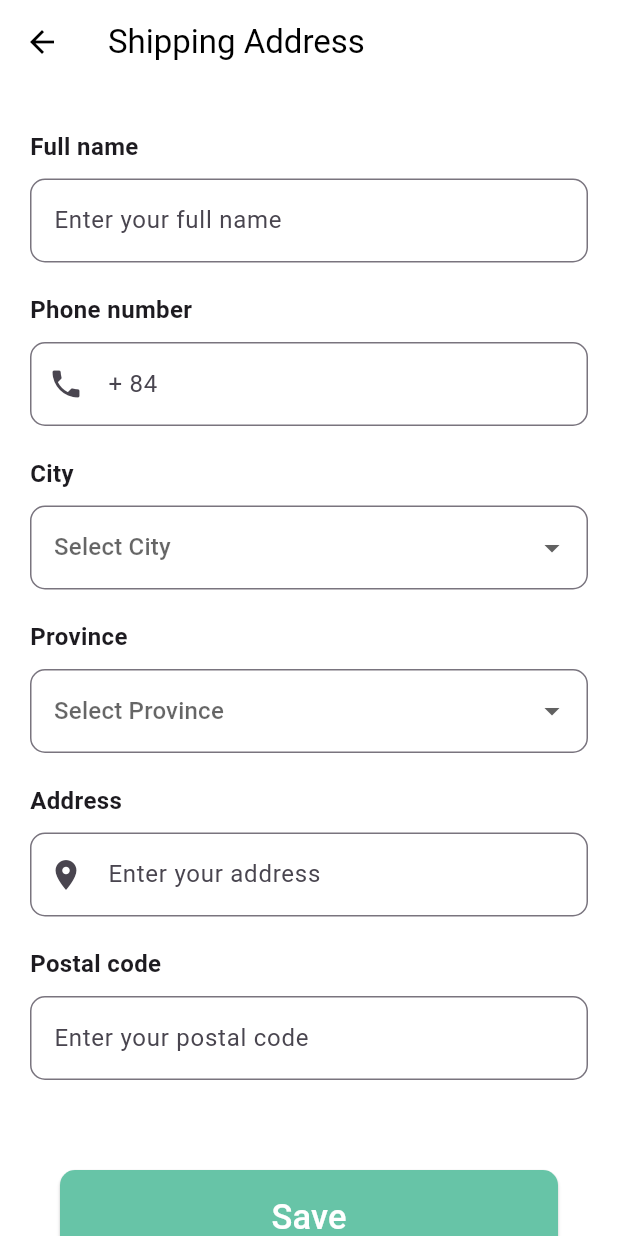
After one commit to ndhue/final_flutter_ecommerce, a Flutter app: the ShippingAddress screen opened by its route, on a phone screen of 412 x 824 dp. The commit adds this screen. Run offline on Flutter 3.47's test engine with Material 3 defaults, Android fonts, the phone set to English and light mode, and no system bars; our stand-ins replace cloud_firestore, fluttertoast; accounts and stored records are empty; network calls fail.

Commit message:
ui/profile-2

```diff
--- a/lib/main.dart
+++ b/lib/main.dart
@@ -1,9 +1,10 @@
 import 'package:final_ecommerce/routes/route_constants.dart';
 import 'package:final_ecommerce/routes/router.dart' as router;
-import 'package:final_ecommerce/screens/screen_export.dart';
 import 'package:flutter/material.dart';
+import 'package:flutter_web_plugins/url_strategy.dart';
 
 void main() {
+  usePathUrlStrategy();
   runApp(const MainApp());
 }
 
@@ -16,7 +17,6 @@ class MainApp extends StatelessWidget {
       debugShowCheckedModeBanner: false,
       title: 'Demo',
       onGenerateRoute: router.generateRoute,
-      //home: RegistrationScreen(),
       initialRoute: entryPointScreenRoute,
     );
   }
--- a/lib/routes/route_constants.dart
+++ b/lib/routes/route_constants.dart
@@ -1,7 +1,10 @@
 const String homeScreenRoute = 'home';
-const String entryPointScreenRoute = "entry_point";
+const String entryPointScreenRoute = "/";
 const String categoriesScreenRoute = "categories";
 const String profileScreenRoute = "profile";
 const String ordersScreenRoute = "orders";
 const String cartScreenRoute = "cart";
 const String authScreenRoute =  "auth";
+const String shippingAddressScreenRoute = "shipping_address";
+const String paymentMethodScreenRoute = "payment_method";
+const String helpsAndSupportScreenRoute = "helps_and_support";
--- a/lib/routes/router.dart
+++ b/lib/routes/router.dart
@@ -1,34 +1,55 @@
-import 'package:final_ecommerce/screens/auth/login_screen.dart';
 import 'package:final_ecommerce/screens/entry_point.dart';
 import 'package:final_ecommerce/screens/screen_export.dart';
 import 'package:flutter/material.dart';
-
 import 'route_constants.dart';
 
+
+
 Route<dynamic> generateRoute(RouteSettings settings) {
-  switch (settings.name) {
+  // Phân tích URL từ settings.name
+  final uri = Uri.parse(settings.name ?? '/');
+  final path = uri.path; // Lấy đường dẫn chính (ví dụ: /home, /profile)
+  // final queryParams =
+  //     uri.queryParameters;
+  Widget page;
+  // Xử lý route dựa trên path
+  switch (path) {
+    //case '/':
+    case entryPointScreenRoute:
+      page = const EntryPoint();
+      break;
     case homeScreenRoute:
-      return MaterialPageRoute(builder: (context) => const HomeScreen());
-
+      page = const HomeScreen();
+      break;
     case categoriesScreenRoute:
-      return MaterialPageRoute(builder: (context) => const CategoriesScreen());
-
+      page = const CategoriesScreen();
+      break;
     case profileScreenRoute:
-      return MaterialPageRoute(builder: (context) => const ProfileScreen());
-
+      page = const ProfileScreen();
+      break;
     case ordersScreenRoute:
-      return MaterialPageRoute(builder: (context) => const OrdersScreen());
-
-    case entryPointScreenRoute:
-      return MaterialPageRoute(builder: (context) => const EntryPoint());
-
+      page = const OrdersScreen();
+      break;
     case cartScreenRoute:
-      return MaterialPageRoute(builder: (context) => const CartScreen());
-
+      page = const CartScreen();
+      break;
     case authScreenRoute:
-      return MaterialPageRoute(builder: (context) => LoginScreen());
-
+      page = LoginScreen();
+      break;
+    case shippingAddressScreenRoute:
+      page = ShippingAddress();
+      break;
+    case paymentMethodScreenRoute:
+      page = PaymentMethod();
+      break;
+    case helpsAndSupportScreenRoute:
+      page = HelpsSupport();
+      break;
     default:
-      return MaterialPageRoute(builder: (context) => const HomeScreen());
+      // Xử lý trường hợp không tìm thấy route
+      page = const HomeScreen(); // Hoặc có thể hiển thị màn hình 404
+      break;
   }
+  // Trả về MaterialPageRoute với widget tương ứng
+  return MaterialPageRoute(builder: (context) => page, settings: settings);
 }
--- /dev/null
+++ b/lib/screens/profile/profile_shippingAddress.dart
@@ -0,0 +1,168 @@
+import 'package:flutter/material.dart';
+import 'package:final_ecommerce/utils/constants.dart';
+
+class ShippingAddress extends StatefulWidget {
+  ShippingAddress({super.key});
+
+  @override
+  _ShippingAddressState createState() => _ShippingAddressState();
+}
+
+class _ShippingAddressState extends State<ShippingAddress> {
+  String? selectedCity;
+  String? selectedProvince;
+  final String phone = '+ 84';
+
+  List<String> cities = ['TP. Hồ Chí Minh', 'Đà Nẵng'];
+  List<String> provinces = [
+    'Quận 1',
+    'Quận 2',
+    'Quận 3',
+    'Quận 4',
+    'Quận 5',
+    'Quận 6',
+    'Quận 7',
+    'Quận 8',
+    'Quận 9',
+    'Quận 10',
+    'Quận 11',
+    'Quận 12',
+    'Quận Bình Tân',
+    'Quận Bình Thạnh',
+    'Quận Gò Vấp',
+    'Quận Phú Nhuận',
+    'Quận Tân Bình',
+    'Quận Tân Phú',
+    'Quận Thủ Đức',
+    'Huyện Bình Chánh',
+    'Huyện Cần Giờ',
+    'Huyện Củ Chi',
+    'Huyện Hóc Môn',
+    'Huyện Nhà Bè',
+  ];
+
+  @override
+  Widget build(BuildContext context) {
+    return Scaffold(
+      appBar: AppBar(
+        backgroundColor: Colors.white,
+        title: Text("Shipping Address", style: TextStyle(color: Colors.black)),
+        leading: IconButton(
+          icon: Icon(Icons.arrow_back, color: Colors.black),
+          onPressed: () {
+            Navigator.pop(context);
+          },
+        ),
+      ),
+      backgroundColor: Colors.white,
+      body: ListView(
+        padding: EdgeInsets.all(20),
+        children: [
+          Form(
+            child: Column(
+              crossAxisAlignment: CrossAxisAlignment.start,
+              children: [
+                SizedBox(height: 10),
+                _buildTextField("Full name", "Enter your full name"),
+                _buildTextField("Phone number", phone, icon: Icons.phone),
+                _buildDropdownField("City", selectedCity, cities, (newValue) {
+                  setState(() {
+                    selectedCity = newValue;
+                  });
+                }),
+                _buildDropdownField("Province", selectedProvince, provinces, (
+                  newValue,
+                ) {
+                  setState(() {
+                    selectedProvince = newValue;
+                  });
+                }),
+                _buildTextField(
+                  "Address",
+                  "Enter your address",
+                  icon: Icons.location_on,
+                ),
+                _buildTextField("Postal code", "Enter your postal code"),
+                SizedBox(height: 20),
+                Container(
+                  padding: EdgeInsets.all(20),
+                  child: ElevatedButton(
+                    onPressed: () {},
+                    child: Text(
+                      "Save",
+                      style: TextStyle(fontSize: 23, color: Colors.white),
+                    ),
+                    style: ElevatedButton.styleFrom(
+                      backgroundColor:
+                          primaryColor, // Set the width to double.infinity and height to 50
+                      minimumSize: Size(
+                        double.infinity,
+                        25,
+                      ), // Set the width to double.infinity and height to 25
+                      padding: EdgeInsets.symmetric(vertical: 15),
+                      shape: RoundedRectangleBorder(
+                        borderRadius: BorderRadius.circular(10),
+                      ),
+                    ),
+                  ),
+                ),
+              ],
+            ),
+          ),
+        ],
+      ),
+    );
+  }
+
+  Widget _buildTextField(String label, String hint, {IconData? icon}) {
+    return Column(
+      crossAxisAlignment: CrossAxisAlignment.start,
+      children: [
+        Text(
+          label,
+          style: TextStyle(fontSize: 16, fontWeight: FontWeight.bold),
+        ),
+        SizedBox(height: 10),
+        TextFormField(
+          decoration: InputDecoration(
+            border: OutlineInputBorder(borderRadius: BorderRadius.circular(10)),
+            hintText: hint,
+            prefixIcon: icon != null ? Icon(icon) : null,
+          ),
+        ),
+        SizedBox(height: 20),
+      ],
+    );
+  }
+
+  Widget _buildDropdownField(
+    String label,
+    String? selectedValue,
+    List<String> items,
+    Function(String?) onChanged,
+  ) {
+    return Column(
+      crossAxisAlignment: CrossAxisAlignment.start,
+      children: [
+        Text(
+          label,
+          style: TextStyle(fontSize: 16, fontWeight: FontWeight.bold),
+        ),
+        SizedBox(height: 10),
+        DropdownButtonFormField<String>(
+          value: selectedValue,
+          hint: Text("Select $label"),
+          decoration: InputDecoration(
+            border: OutlineInputBorder(borderRadius: BorderRadius.circular(10)),
+          ),
+          items:
+              items.map((String item) {
+                return DropdownMenuItem<String>(value: item, child: Text(item));
+              }).toList(),
+          onChanged: onChanged,
+        ),
+        SizedBox(height: 20),
+      ],
+    );
+  }
+}
--- a/lib/screens/screen_export.dart
+++ b/lib/screens/screen_export.dart
@@ -5,3 +5,6 @@ export '/screens/orders/orders_screen.dart';
 export '/screens/profile/profile_screen.dart';
 export '/screens/auth/login_screen.dart';
 export '/screens/auth/registration_screen.dart';
+export '/screens/profile/profile_shippingAddress.dart';
+export '/screens/profile/profile_payment_method.dart';
+export '/screens/profile/profile_helps_support.dart';
```
Also changed, not shown: lib/screens/profile/profile_helps_support.dart (added, +84 -0 lines), lib/screens/profile/profile_payment_method.dart (added, +112 -0 lines), lib/screens/profile/profile_screen.dart (+30 -21 lines), assets/images/helps-support.png (added), assets/images/paypal.png (added), assets/images/visa_payment.png (added).
